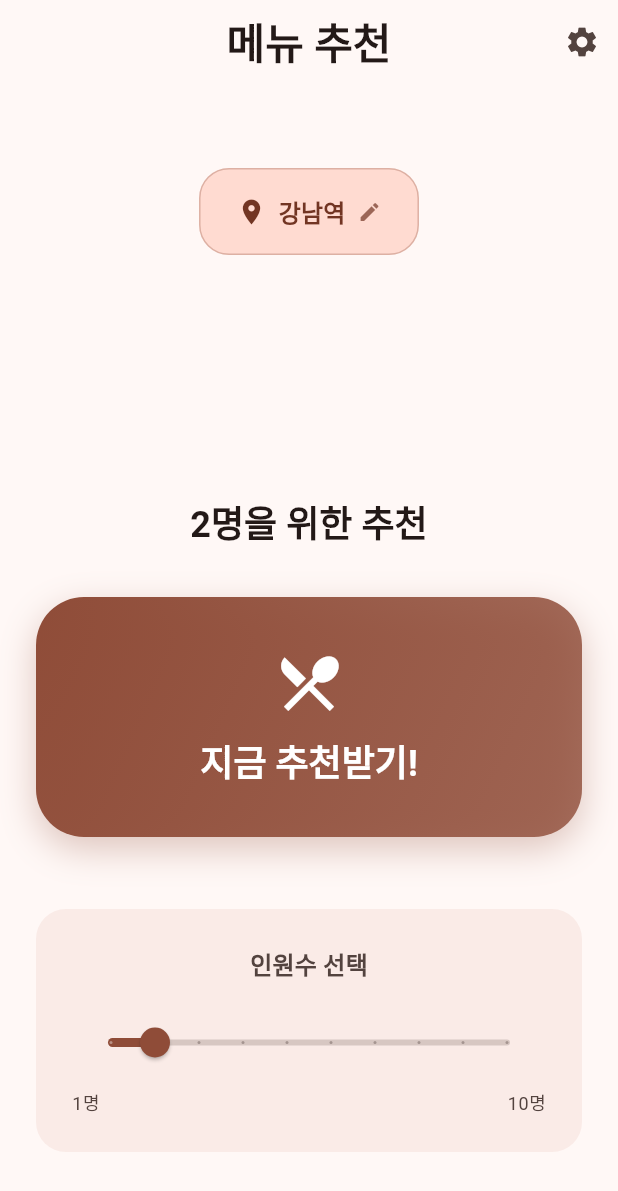
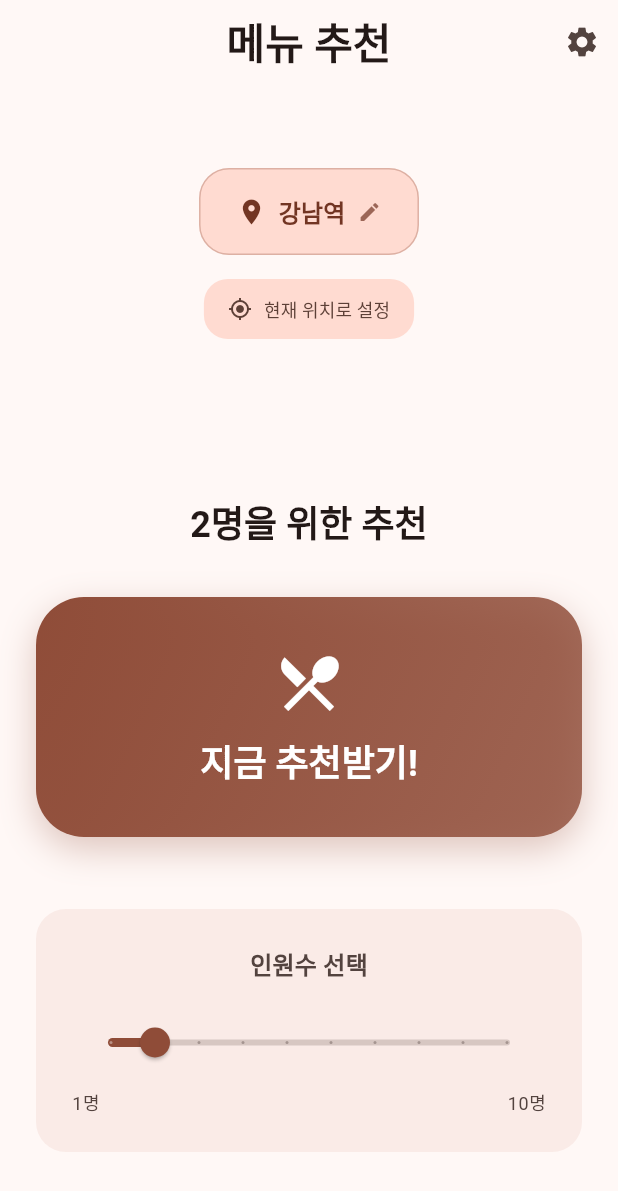
Before and after one commit to hjkim909/Mechu, a Flutter app: the screen it shows after launch, on a phone screen of 412 x 824 dp. Shown: the top 1191 px of the screen. Run offline on Flutter 3.47's test engine with Material 3 defaults, Android fonts, the phone set to English and light mode, and no system bars; our stand-ins replace geolocator, permission_handler, shared_preferences; accounts and stored records are empty; generated files the repository leaves out were written again.

Commit message:
feat: 실제 위치 서비스 연동 (GPS) 구현 완료
- geolocator, permission_handler 패키지 추가
- Android/iOS 위치 권한 설정 추가
- LocationService에 실제 GPS 기능 구현:
  * 위치 권한 확인 및 요청
  * 실제 GPS 좌표 가져오기
  * 좌표 기반 지역 추정 시스템
  * 위치 스트림 및 설정 연동
- LocationProvider에 GPS 관련 메서드 추가
- HomeScreen에 '현재 위치로 설정' 버튼 추가
- dart:math 사용으로 수학 함수 최적화

이제 실제 GPS를 통해 현재 위치를 자동으로 감지할 수 있습니다.

```diff
--- a/lib/screens/home_screen.dart
+++ b/lib/screens/home_screen.dart
@@ -52,6 +52,39 @@ class _HomeScreenState extends State<HomeScreen> {
     // LocationProvider에서 상태가 자동으로 업데이트됨
   }
 
+  /// GPS를 통한 현재 위치 가져오기
+  Future<void> _getCurrentLocationFromGPS() async {
+    final locationProvider = context.read<LocationProvider>();
+
+    try {
+      await locationProvider.getCurrentLocationFromGPS();
+
+      if (mounted) {
+        ScaffoldMessenger.of(context).showSnackBar(
+          SnackBar(
+            content: Text('현재 위치를 ${locationProvider.currentLocation}(으)로 설정했습니다'),
+            behavior: SnackBarBehavior.floating,
+            backgroundColor: Theme.of(context).colorScheme.primary,
+          ),
+        );
+      }
+    } catch (e) {
+      if (mounted) {
+        ScaffoldMessenger.of(context).showSnackBar(
+          SnackBar(
+            content: Text('위치 권한을 확인해주세요'),
+            behavior: SnackBarBehavior.floating,
+            backgroundColor: Theme.of(context).colorScheme.error,
+            action: SnackBarAction(
+              label: '설정',
+              onPressed: () => locationProvider.openAppSettings(),
+            ),
+          ),
+        );
+      }
+    }
+  }
+
   Future<void> _getRecommendations() async {
     // 메뉴 선택 화면으로 이동
     Navigator.of(context).push(
@@ -104,7 +137,9 @@ class _HomeScreenState extends State<HomeScreen> {
               // 현재 위치 표시 (터치 가능)
               Consumer<LocationProvider>(
                 builder: (context, locationProvider, child) {
-                  return GestureDetector(
+                  return Column(
+                    children: [
+                      GestureDetector(
                         onTap: _navigateToLocationSetting,
                         child: Container(
                           padding: const EdgeInsets.symmetric(
@@ -154,6 +189,51 @@ class _HomeScreenState extends State<HomeScreen> {
                             ],
                           ),
                         ),
+                      ),
+
+                      const SizedBox(height: 12),
+
+                      // GPS 현재 위치 버튼
+                      ElevatedButton.icon(
+                        onPressed: locationProvider.isLoading
+                            ? null
+                            : () => _getCurrentLocationFromGPS(),
+                        icon: Icon(
+                          Icons.my_location,
+                          size: 16,
+                          color: colorScheme.onSecondaryContainer,
+                        ),
+                        label: Text(
+                          '현재 위치로 설정',
+                          style: TextStyle(
+                            color: colorScheme.onSecondaryContainer,
+                            fontSize: 12,
+                          ),
+                        ),
+                        style: ElevatedButton.styleFrom(
+                          backgroundColor: colorScheme.secondaryContainer,
+                          elevation: 0,
+                          padding: const EdgeInsets.symmetric(
+                            horizontal: 16,
+                            vertical: 8,
+                          ),
+                          shape: RoundedRectangleBorder(
+                            borderRadius: BorderRadius.circular(16),
+                          ),
+                        ),
+                      ),
+
+                      if (locationProvider.error != null) ...[
+                        const SizedBox(height: 8),
+                        Text(
+                          locationProvider.error!,
+                          style: theme.textTheme.bodySmall?.copyWith(
+                            color: colorScheme.error,
+                          ),
+                          textAlign: TextAlign.center,
+                        ),
+                      ],
+                    ],
                   );
                 },
               ),
--- a/pubspec.yaml
+++ b/pubspec.yaml
@@ -40,6 +40,8 @@ dependencies:
   json_annotation: ^4.8.1
   material_symbols_icons: ^4.2719.3
   shared_preferences: ^2.2.2
+  geolocator: ^10.1.0
+  permission_handler: ^11.2.0
 
 dev_dependencies:
   flutter_test:
```
Also changed, not shown: lib/providers/location_provider.dart (+28 -0 lines), lib/services/location_service.dart (+138 -73 lines), 3 other files. Lines whose indentation alone changed are shown as unchanged.
